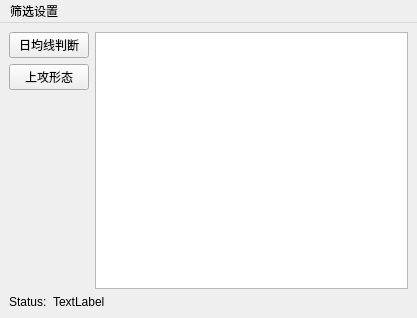
caicaiking/AbamaAnalysis, file Windows/clsMainWindow.ui: the form before one commit.
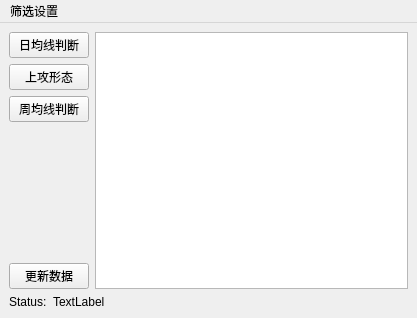
The form after the commit.

The edit to the form file:
```diff
--- a/Windows/clsMainWindow.ui
+++ b/Windows/clsMainWindow.ui
@@ -33,6 +33,13 @@
           </property>
          </widget>
         </item>
+        <item>
+         <widget class="QPushButton" name="btnWeekMa">
+          <property name="text">
+           <string>周均线判断</string>
+          </property>
+         </widget>
+        </item>
         <item>
          <spacer name="verticalSpacer">
           <property name="orientation">
@@ -46,6 +53,13 @@
           </property>
          </spacer>
         </item>
+        <item>
+         <widget class="QPushButton" name="btnUpdateData">
+          <property name="text">
+           <string>更新数据</string>
+          </property>
+         </widget>
+        </item>
        </layout>
       </item>
       <item>
```
